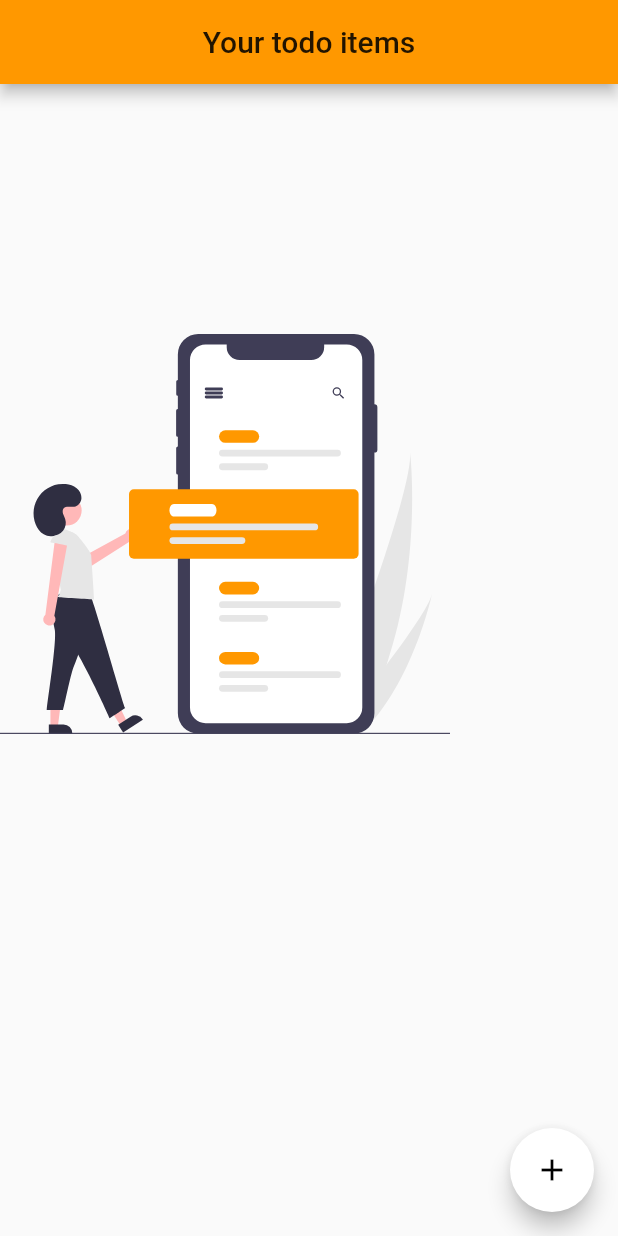
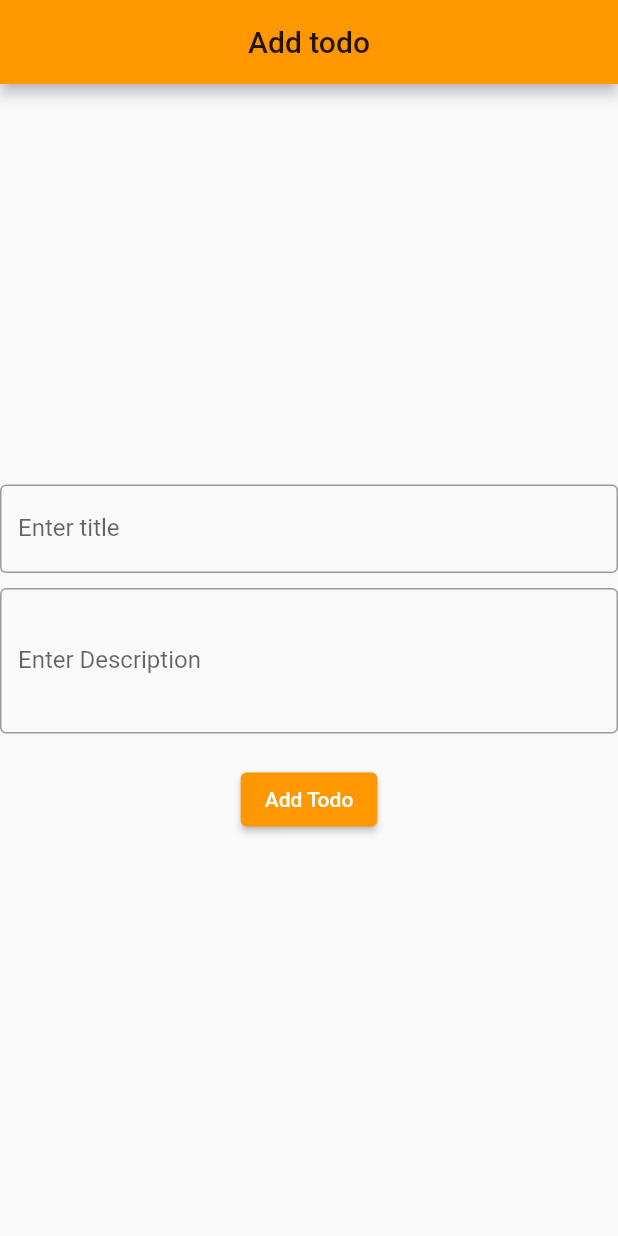
Before and after one commit to OnyemaAnthony/todo_firestore, a Flutter app: the screen it shows after launch, after a tap on the "add" icon, on a phone screen of 412 x 824 dp. Run offline on Flutter 3.47's test engine with Material 2 defaults, Android fonts, the phone set to English and light mode, and no system bars; our stand-ins replace bloc, cloud_firestore, equatable, firebase_core, flutter_bloc, flutter_spinkit and 2 more; accounts and stored records are empty.

Commit message:
finish add todo screen

```diff
--- a/lib/Ui/add_todo.dart
+++ b/lib/Ui/add_todo.dart
@@ -1,20 +1,82 @@
 import 'package:flutter/material.dart';
+import 'package:flutter_bloc/flutter_bloc.dart';
+import 'package:todo_firestore/Bloc/todo_bloc.dart';
+import 'package:todo_firestore/Repository/todo_repository.dart';
+import 'package:todo_firestore/Utilities/utilities.dart';
 
-class AddTodo extends StatelessWidget {
+class AddTodoScreen extends StatelessWidget {
+
+  TextEditingController titleController = TextEditingController();
+  TextEditingController descriptionController = TextEditingController();
+
   @override
   Widget build(BuildContext context) {
-    return Scaffold(
+    return BlocProvider(
+      create: (BuildContext context) => TodoBloc(repository: TodoRepository()),
+      child: Scaffold(
         appBar: AppBar(
           title: Text('Add todo'),
           centerTitle: true,
-
         ),
         body: Builder(
-        builder: (BuildContext context){
-          return Bloc
+          builder: (BuildContext context) {
+            return BlocBuilder<TodoBloc, TodoState>(
+              builder: (context, state) {
+                if (state is TodoInitial) {
+                  return buildAddTodoForm();
+                } else if (state is TodoLoadingState) {
+                  return Utilities.showLoader('Fetching Todos');
+                } else if (state is TodoErrorState) {
+                  Utilities.showToast(state.message);
+                }
+                return Container();
+              },
+            );
           },
         ),
+      ),
     );
+  }
 
+  Widget buildAddTodoForm() {
+    return Column(
+      mainAxisAlignment: MainAxisAlignment.center,
+      children: [
+        TextFormField(
+          validator: (input)=> input!.isEmpty? 'Please enter a title':null,
+          controller: titleController,
+          textInputAction: TextInputAction.newline,
+          keyboardType: TextInputType.multiline,
+          decoration: InputDecoration(
+            labelText: 'Enter title',
+            border: OutlineInputBorder(),
+          ),
+        ),
+        SizedBox(
+          height: 10,
+        ),
+        TextFormField(
+          validator: (input)=> input!.isEmpty? 'Please enter a description':null,
+          controller: descriptionController,
+          textInputAction: TextInputAction.newline,
+          keyboardType: TextInputType.multiline,
+          maxLines: 3,
+          decoration: InputDecoration(
+            labelText: 'Enter Description',
+            border: OutlineInputBorder(),
+          ),
+        ),
+        SizedBox(
+          height: 20,
+        ),
+        ElevatedButton(
+          onPressed: () {},
+          child: Text(
+            'Add Todo',
+            style: TextStyle(color: Colors.white),
+          ),
+        )
+      ],
+    );
   }
 }
--- a/lib/Ui/empty_screen.dart
+++ b/lib/Ui/empty_screen.dart
@@ -1,5 +1,7 @@
 import 'package:flutter/material.dart';
 import 'package:flutter_svg/svg.dart';
+import 'package:todo_firestore/Ui/add_todo.dart';
+import 'package:todo_firestore/Utilities/utilities.dart';
 
 class EmptyScreen extends StatefulWidget {
   @override
@@ -15,11 +17,12 @@ class _EmptyScreenState extends State<EmptyScreen> {
         centerTitle: true,
       ),
       floatingActionButton: FloatingActionButton(
-        backgroundColor: Colors.white,
+        backgroundColor: Theme.of(context).accentColor,
+
         onPressed: () {
-
+         Utilities.pushReplace(context,AddTodoScreen());
         },
-        child: Icon(Icons.add),
+        child: Icon(Icons.add,color: Colors.white,),
       ),
       body: SingleChildScrollView(
         child: Container(
--- a/lib/Utilities/utilities.dart
+++ b/lib/Utilities/utilities.dart
@@ -31,4 +31,12 @@ class Utilities {
       ],
     );
   }
+
+  static void push(BuildContext context,Widget screen){
+    Navigator.of(context).push(MaterialPageRoute(builder: (_)=>screen));
+  }
+
+  static void pushReplace(BuildContext context,Widget screen){
+    Navigator.of(context).pushReplacement(MaterialPageRoute(builder: (_)=>screen));
+  }
 }
```
Lines whose indentation alone changed are shown as unchanged.
